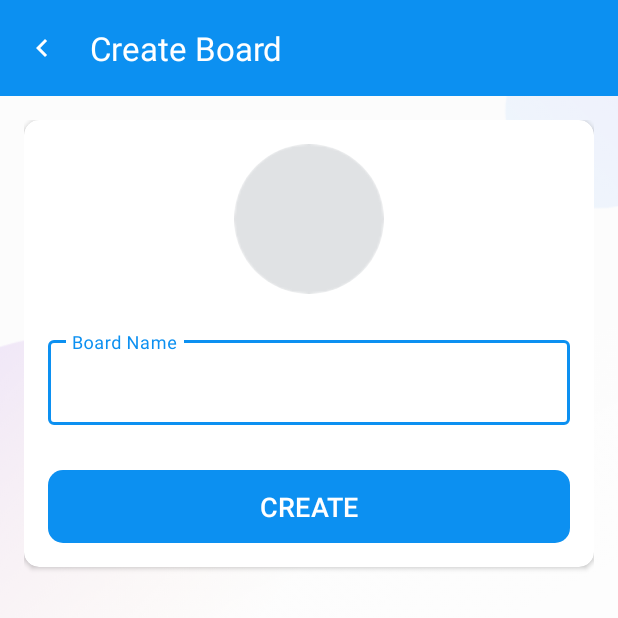
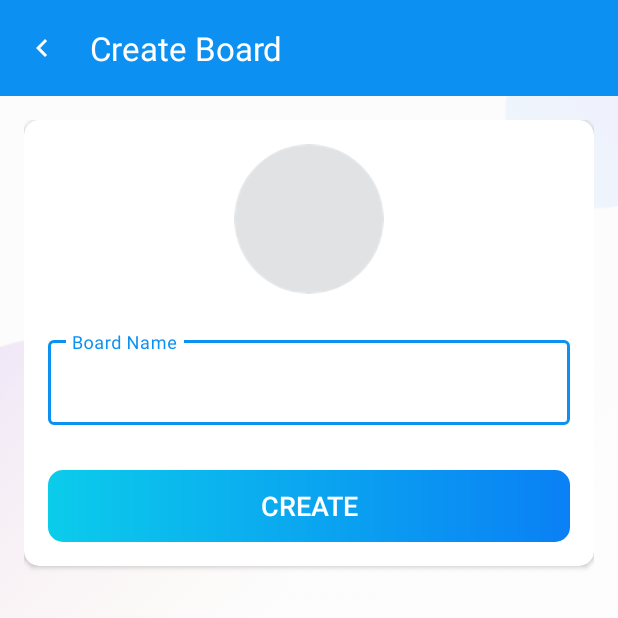
Before and after one commit to Gustavo-MedeirosS/ProjeManag, an Android app: the CreateBoardActivity screen opened directly, with no data from a screen before it, on a phone screen of 412 x 824 dp, the top half of it. Run offline under Robolectric (Android 15) with nearby library versions, the phone set to English and light mode, and no system bars; our stand-ins replace CircleImageView, Firebase (no records; nobody signed in at launch, a user with empty details on screens opened directly).

Commit message:
update: changing the buttons color from blue to gradient blue

```diff
--- a/app/src/main/res/layout/activity_card_details.xml
+++ b/app/src/main/res/layout/activity_card_details.xml
@@ -132,7 +132,7 @@
                     android:text="@string/select_due_date"
                     android:textColor="@color/primary_text_color" />
 
-                <Button
+                <androidx.appcompat.widget.AppCompatButton
                     android:id="@+id/btn_update_card_details"
                     android:layout_width="match_parent"
                     android:layout_height="wrap_content"
--- a/app/src/main/res/layout/activity_create_board.xml
+++ b/app/src/main/res/layout/activity_create_board.xml
@@ -65,7 +65,7 @@
 
                 </com.google.android.material.textfield.TextInputLayout>
 
-                <Button
+                <androidx.appcompat.widget.AppCompatButton
                     android:id="@+id/btn_create"
                     android:layout_width="match_parent"
                     android:layout_height="wrap_content"
--- a/app/src/main/res/layout/activity_intro.xml
+++ b/app/src/main/res/layout/activity_intro.xml
@@ -45,7 +45,7 @@
         android:textColor="@color/secondary_text_color"
         android:textSize="@dimen/intro_text_size" />
 
-    <Button
+    <androidx.appcompat.widget.AppCompatButton
         android:id="@+id/btn_sign_in_intro"
         android:layout_width="match_parent"
         android:layout_height="wrap_content"
@@ -62,7 +62,7 @@
         android:textColor="@android:color/white"
         android:textSize="@dimen/btn_text_size" />
 
-    <Button
+    <androidx.appcompat.widget.AppCompatButton
         android:id="@+id/btn_sign_up_intro"
         android:layout_width="match_parent"
         android:layout_height="wrap_content"
--- a/app/src/main/res/layout/activity_my_profile.xml
+++ b/app/src/main/res/layout/activity_my_profile.xml
@@ -97,7 +97,7 @@
 
                 </com.google.android.material.textfield.TextInputLayout>
 
-                <Button
+                <androidx.appcompat.widget.AppCompatButton
                     android:id="@+id/btn_update"
                     android:layout_width="match_parent"
                     android:layout_height="wrap_content"
--- a/app/src/main/res/layout/activity_sign_in.xml
+++ b/app/src/main/res/layout/activity_sign_in.xml
@@ -88,7 +88,7 @@
                         android:textSize="@dimen/et_text_size" />
                 </com.google.android.material.textfield.TextInputLayout>
 
-                <Button
+                <androidx.appcompat.widget.AppCompatButton
                     android:id="@+id/btn_sign_in"
                     android:layout_width="match_parent"
                     android:layout_height="wrap_content"
--- a/app/src/main/res/layout/activity_sign_up.xml
+++ b/app/src/main/res/layout/activity_sign_up.xml
@@ -106,7 +106,7 @@ tools:context=".activities.SignUpActivity">
                     android:textSize="16sp" />
             </com.google.android.material.textfield.TextInputLayout>
 
-            <Button
+            <androidx.appcompat.widget.AppCompatButton
                 android:id="@+id/btn_sign_up"
                 android:layout_width="match_parent"
                 android:layout_height="wrap_content"
```
